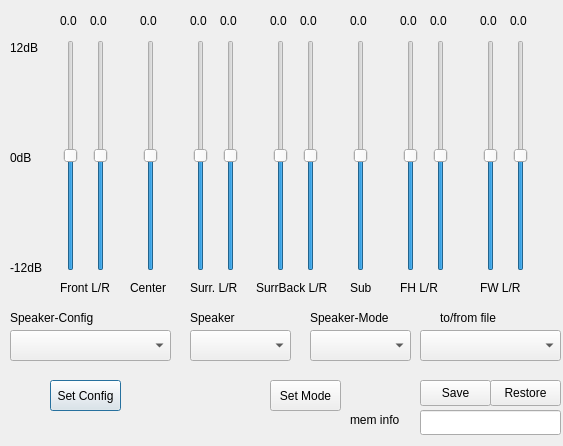
Before: the Qt Designer form loudspeakersettingsdialog.ui in AceOfSnakes/AvrPioRemote, drawn with Qt 5.
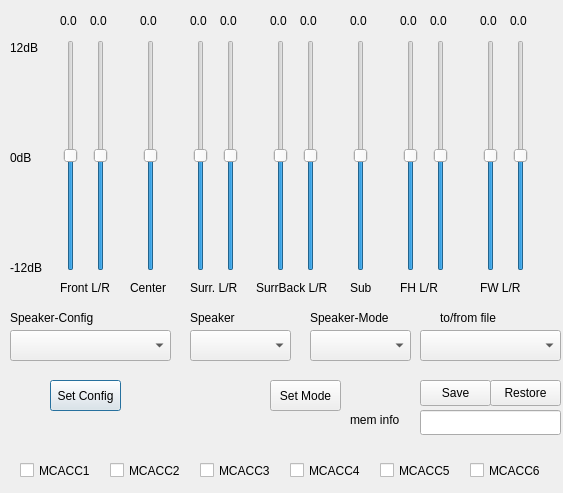
After: the same form once the commit is applied.

Commit message: Mcacc Auswahl von eq nach LS-Settings verlegt

Diff of the .ui file:
```diff
--- a/loudspeakersettingsdialog.ui
+++ b/loudspeakersettingsdialog.ui
@@ -7,7 +7,7 @@
     <x>0</x>
     <y>0</y>
     <width>563</width>
-    <height>446</height>
+    <height>493</height>
    </rect>
   </property>
   <property name="windowTitle">
@@ -781,6 +781,84 @@
     <string>SurrBack L/R</string>
    </property>
   </widget>
+  <widget class="QCheckBox" name="mc6">
+   <property name="geometry">
+    <rect>
+     <x>470</x>
+     <y>460</y>
+     <width>81</width>
+     <height>21</height>
+    </rect>
+   </property>
+   <property name="text">
+    <string>MCACC6</string>
+   </property>
+  </widget>
+  <widget class="QCheckBox" name="mc1">
+   <property name="geometry">
+    <rect>
+     <x>20</x>
+     <y>460</y>
+     <width>81</width>
+     <height>21</height>
+    </rect>
+   </property>
+   <property name="text">
+    <string>MCACC1</string>
+   </property>
+  </widget>
+  <widget class="QCheckBox" name="mc5">
+   <property name="geometry">
+    <rect>
+     <x>380</x>
+     <y>460</y>
+     <width>81</width>
+     <height>21</height>
+    </rect>
+   </property>
+   <property name="text">
+    <string>MCACC5</string>
+   </property>
+  </widget>
+  <widget class="QCheckBox" name="mc4">
+   <property name="geometry">
+    <rect>
+     <x>290</x>
+     <y>460</y>
+     <width>81</width>
+     <height>21</height>
+    </rect>
+   </property>
+   <property name="text">
+    <string>MCACC4</string>
+   </property>
+  </widget>
+  <widget class="QCheckBox" name="mc3">
+   <property name="geometry">
+    <rect>
+     <x>200</x>
+     <y>460</y>
+     <width>81</width>
+     <height>21</height>
+    </rect>
+   </property>
+   <property name="text">
+    <string>MCACC3</string>
+   </property>
+  </widget>
+  <widget class="QCheckBox" name="mc2">
+   <property name="geometry">
+    <rect>
+     <x>110</x>
+     <y>460</y>
+     <width>81</width>
+     <height>21</height>
+    </rect>
+   </property>
+   <property name="text">
+    <string>MCACC2</string>
+   </property>
+  </widget>
  </widget>
  <resources/>
  <connections/>
```
The commit also changes 6 other files.
